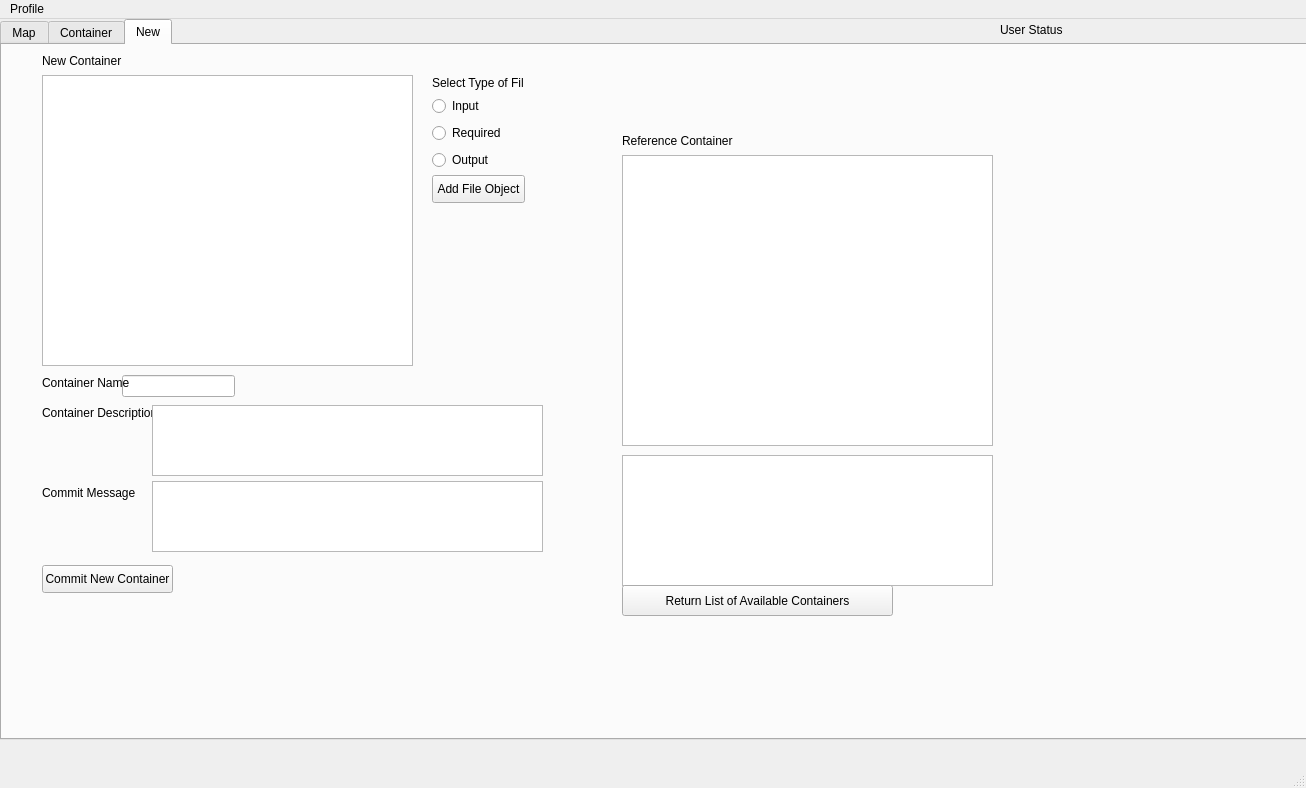
inexplicable01/saga, file Graphics/SagaGui.ui: the form before one commit.
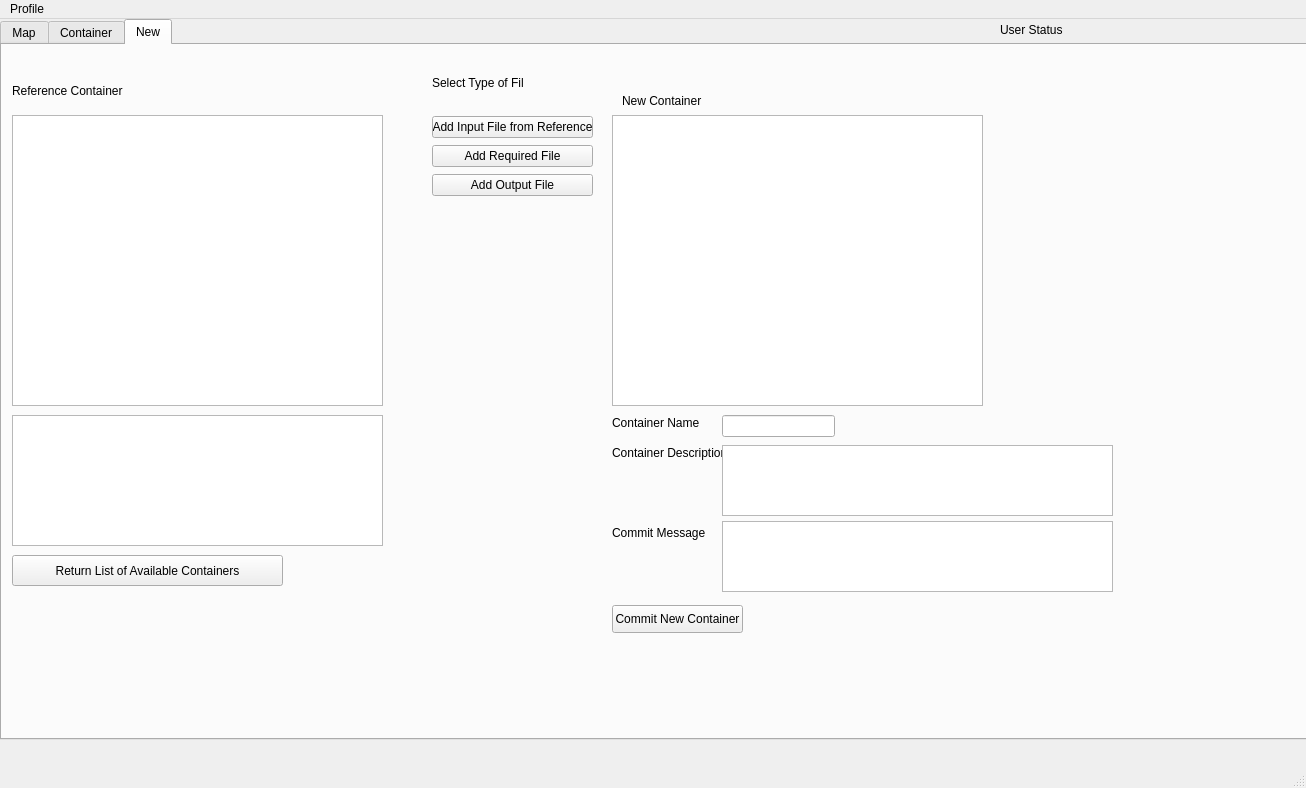
The form after the commit. The open tabs and pages were chosen to show the change.

Diff of the .ui file:
```diff
--- a/Graphics/SagaGui.ui
+++ b/Graphics/SagaGui.ui
@@ -356,8 +356,8 @@
      <widget class="QGraphicsView" name="graphicsView">
       <property name="geometry">
        <rect>
-        <x>620</x>
-        <y>110</y>
+        <x>10</x>
+        <y>70</y>
         <width>371</width>
         <height>291</height>
        </rect>
@@ -366,8 +366,8 @@
      <widget class="QGraphicsView" name="graphicsView_3">
       <property name="geometry">
        <rect>
-        <x>40</x>
-        <y>30</y>
+        <x>610</x>
+        <y>70</y>
         <width>371</width>
         <height>291</height>
        </rect>
@@ -376,8 +376,8 @@
      <widget class="QLabel" name="label_6">
       <property name="geometry">
        <rect>
-        <x>40</x>
-        <y>0</y>
+        <x>620</x>
+        <y>40</y>
         <width>121</width>
         <height>31</height>
        </rect>
@@ -389,8 +389,8 @@
      <widget class="QLabel" name="label_7">
       <property name="geometry">
        <rect>
-        <x>620</x>
-        <y>80</y>
+        <x>10</x>
+        <y>30</y>
         <width>131</width>
         <height>31</height>
        </rect>
@@ -402,8 +402,8 @@
      <widget class="QTableView" name="containerlisttable_2">
       <property name="geometry">
        <rect>
-        <x>620</x>
-        <y>410</y>
+        <x>10</x>
+        <y>370</y>
         <width>371</width>
         <height>131</height>
        </rect>
@@ -421,8 +421,8 @@
      <widget class="QPushButton" name="returncontlist_2">
       <property name="geometry">
        <rect>
-        <x>620</x>
-        <y>540</y>
+        <x>10</x>
+        <y>510</y>
         <width>271</width>
         <height>31</height>
        </rect>
@@ -434,8 +434,8 @@
      <widget class="QPushButton" name="pushButton">
       <property name="geometry">
        <rect>
-        <x>40</x>
-        <y>520</y>
+        <x>610</x>
+        <y>560</y>
         <width>131</width>
         <height>28</height>
        </rect>
@@ -447,8 +447,8 @@
      <widget class="QLineEdit" name="lineEdit">
       <property name="geometry">
        <rect>
-        <x>120</x>
-        <y>330</y>
+        <x>720</x>
+        <y>370</y>
         <width>113</width>
         <height>22</height>
        </rect>
@@ -457,8 +457,8 @@
      <widget class="QLabel" name="label_8">
       <property name="geometry">
        <rect>
-        <x>40</x>
-        <y>330</y>
+        <x>610</x>
+        <y>370</y>
         <width>91</width>
         <height>16</height>
        </rect>
@@ -470,8 +470,8 @@
      <widget class="QLabel" name="label_9">
       <property name="geometry">
        <rect>
-        <x>40</x>
-        <y>360</y>
+        <x>610</x>
+        <y>400</y>
         <width>111</width>
         <height>16</height>
        </rect>
@@ -483,8 +483,8 @@
      <widget class="QPlainTextEdit" name="plainTextEdit">
       <property name="geometry">
        <rect>
-        <x>150</x>
-        <y>436</y>
+        <x>720</x>
+        <y>476</y>
         <width>391</width>
         <height>71</height>
        </rect>
@@ -493,8 +493,8 @@
      <widget class="QPlainTextEdit" name="plainTextEdit_2">
       <property name="geometry">
        <rect>
-        <x>150</x>
-        <y>360</y>
+        <x>720</x>
+        <y>400</y>
         <width>391</width>
         <height>71</height>
        </rect>
@@ -503,8 +503,8 @@
      <widget class="QLabel" name="label_10">
       <property name="geometry">
        <rect>
-        <x>40</x>
-        <y>440</y>
+        <x>610</x>
+        <y>480</y>
         <width>101</width>
         <height>16</height>
        </rect>
@@ -526,47 +526,34 @@
        <string>Select Type of File</string>
       </property>
      </widget>
-     <widget class="QPushButton" name="pushButton_2">
-      <property name="geometry">
-       <rect>
-        <x>430</x>
-        <y>130</y>
-        <width>93</width>
-        <height>28</height>
-       </rect>
-      </property>
-      <property name="text">
-       <string>Add File Object</string>
-      </property>
-     </widget>
      <widget class="QWidget" name="layoutWidget">
       <property name="geometry">
        <rect>
         <x>430</x>
-        <y>50</y>
-        <width>84</width>
-        <height>76</height>
+        <y>70</y>
+        <width>161</width>
+        <height>83</height>
        </rect>
       </property>
       <layout class="QVBoxLayout" name="verticalLayout">
        <item>
-        <widget class="QRadioButton" name="radioButton">
+        <widget class="QPushButton" name="inputFileButton">
          <property name="text">
-          <string>Input</string>
+          <string>Add Input File from Reference</string>
          </property>
         </widget>
        </item>
        <item>
-        <widget class="QRadioButton" name="radioButton_2">
+        <widget class="QPushButton" name="requiredFileButton">
          <property name="text">
-          <string>Required</string>
+          <string>Add Required File</string>
          </property>
         </widget>
        </item>
        <item>
-        <widget class="QRadioButton" name="radioButton_3">
+        <widget class="QPushButton" name="outputFileButton">
          <property name="text">
-          <string>Output</string>
+          <string>Add Output File</string>
          </property>
         </widget>
        </item>
```
Left out of the diff: 12 changed lines with no effect on the pictures.
